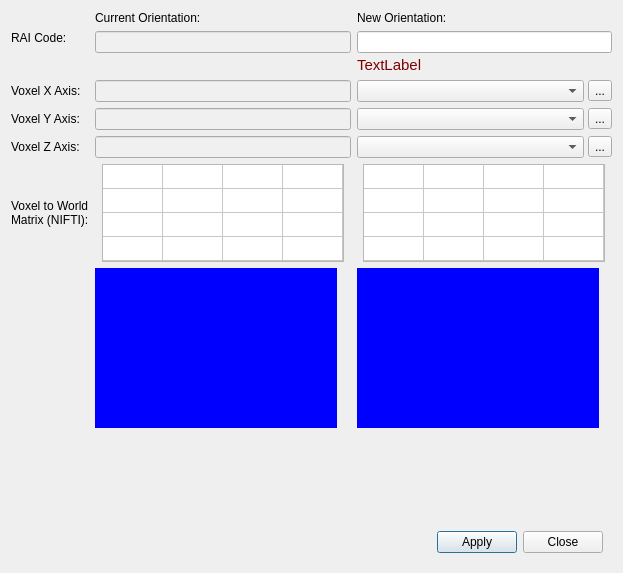
Old version of the form GUI/Qt/Windows/ReorientImageDialog.ui in the repository pyushkevich/itksnap.
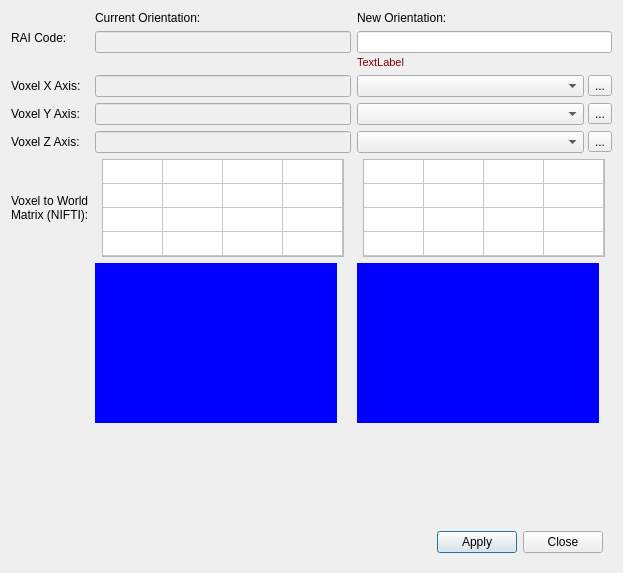
New version of the form. Icons and pictures are not drawn. Custom widgets are drawn as their Qt base class.

Commit message: Fixed Linux display issues (interactor widgets hiding main widgets, crashing of VTK renderer widgets, font size issues

Patch:
```diff
--- a/GUI/Qt/Windows/ReorientImageDialog.ui
+++ b/GUI/Qt/Windows/ReorientImageDialog.ui
@@ -18,7 +18,7 @@
   background-color:rgb(240,240,240);
 }
 QTableWidget {
-  font: 10pt fixed;
+  font: 10px fixed;
 }</string>
   </property>
   <layout class="QVBoxLayout" name="verticalLayout">
@@ -47,7 +47,7 @@
          <widget class="QLabel" name="outInvalidStatus">
           <property name="styleSheet">
            <string notr="true">color:rgb(128, 0, 0);
-font: 11pt;</string>
+font: 11px;</string>
           </property>
           <property name="text">
            <string>TextLabel</string>
```
The commit also changes 18 other files.
